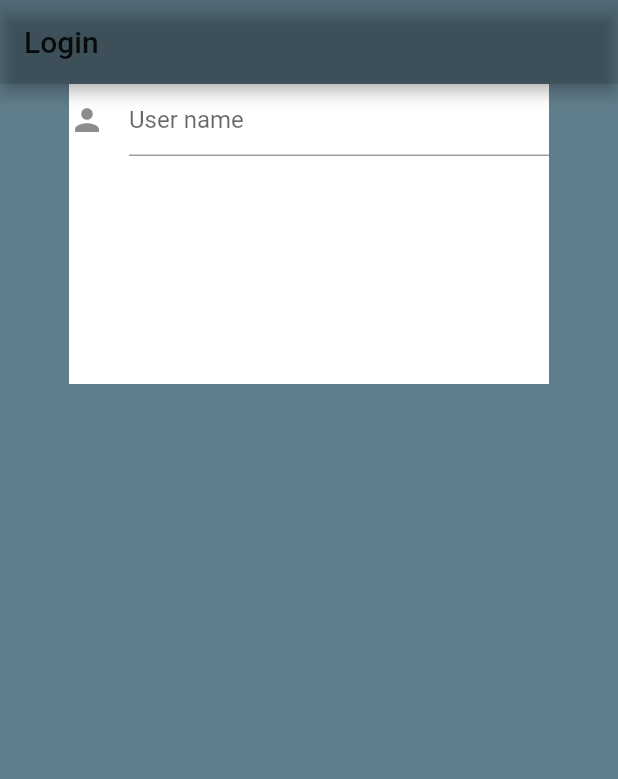
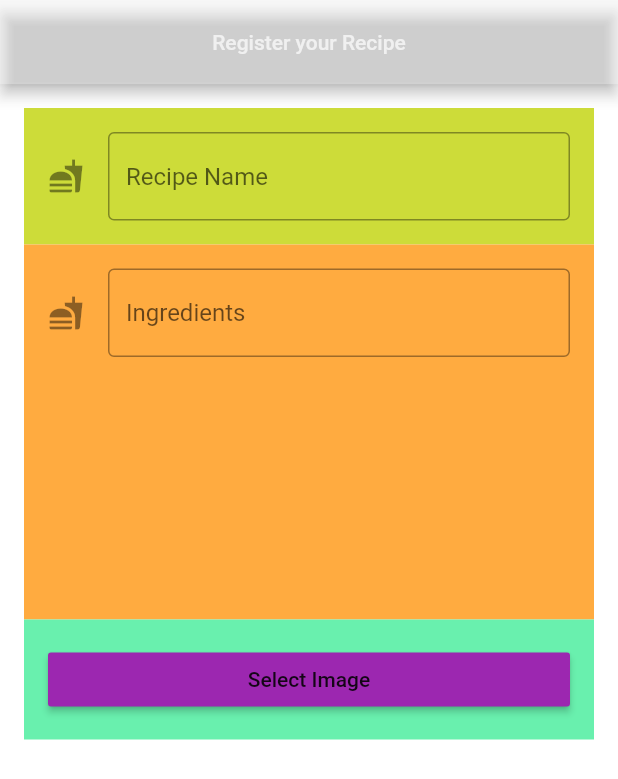
Before and after one commit to devCharles/receiper-flutter, a Flutter app: the Register screen opened directly, on a phone screen of 412 x 824 dp. Shown: the top 779 px of the screen. Run offline on Flutter 3.47's test engine with Material 2 defaults, Android fonts, the phone set to English and light mode, and no system bars; our stand-ins replace image_picker.

Commit message:
Estructura mas parecida + paquete para imagendes + edicion 'keys' para entrar a la biblioteca en IOS sobre info.plist

```diff
--- a/lib/main.dart
+++ b/lib/main.dart
@@ -1,4 +1,6 @@
 import 'package:flutter/material.dart';
+import 'package:image_picker/image_picker.dart';
+//
 
 void main() {
   runApp(MaterialApp(
@@ -32,11 +34,15 @@ class MyApp extends StatelessWidget {
 
 
 
+//
+//Clases registro
 class Register extends StatefulWidget {
   @override
   _RegisterState createState() => _RegisterState();
 }
 
+
+//
 class _RegisterState extends State<Register> {
 
   final TextEditingController _userController = TextEditingController();
@@ -46,99 +52,163 @@ class _RegisterState extends State<Register> {
     return Scaffold(
 
         appBar: AppBar(
-
-        title: Text("Login"),
-        backgroundColor: Colors.black12,
+          centerTitle: true,
+          title: Text("Register your Recipe",
+            style: TextStyle(
+                color: Colors.white70,
+                fontSize: 14.0
+            ),
+          ),
+          backgroundColor: Colors.white30,
         ),
 
-      backgroundColor: Colors.blueGrey,
-      body: Container(
-          alignment: Alignment.topCenter,
-          child: Column(
+        backgroundColor: Colors.white70,
+        body: ListView(
+          padding: EdgeInsets.all(16.0),
           children: <Widget>[
-//                Image.asset("images/caos.jpg",
-//                    height: 60.0,
-//                    width: 60.0,
-//                    color: Colors.purple
-//                ),
-
-//              Form
             Container(
-                    height: 200.0,
-                    width: 320.0,
-                    color: Colors.white,
-
-                    child: Column(
-                        children: <Widget>[
-                          TextField(
+            color: Colors.lime,
+            padding: EdgeInsets.all(16.0),
+            child: TextField(
+//            onChanged: (string) => debugPrint("Recipe Name"),
+            autofocus: false,
             controller: _userController,
             decoration: InputDecoration(
-                                hintText: "User name", icon: Icon(Icons.person)
+              border: OutlineInputBorder(
+                borderSide: BorderSide(
+                  color: Colors.white70
+                )
               ),
+              hintText: "Recipe Name",
+              icon: Icon(Icons.fastfood),
+              fillColor: Colors.black26
               )
-                        ]
             )
+            ),
 
+            Container(
+              height: 250.0,
+                color: Colors.orangeAccent,
+                padding: EdgeInsets.all(16.0),
+                child: TextField(
+//            onChanged: (string) => debugPrint("Ingredients list"),
+                    autofocus: false,
+                    controller: _userController,
+                    decoration: InputDecoration(
+                        border: OutlineInputBorder(
+                            borderSide: BorderSide(
+                                color: Colors.white70
+                            )
                         ),
-              ])
+                        hintText: "Ingredients",
+                        icon: Icon(Icons.fastfood),
+                        fillColor: Colors.black26
+                    )
+                )
             ),
+
+            Container(
+                color: Colors.greenAccent,
+                padding: EdgeInsets.all(16.0),
+                child: RaisedButton(
+                  onPressed: () => debugPrint("Image selection"),
+                  color: Colors.purple,
+                  splashColor:  Colors.lightGreenAccent,
+                  child: Text("Select Image"),
+                )
+            ),
+
+          ],
+        )
     );
+
   }
 }
 
 
+
+//class _RegisterState extends State<Register> {
 //
-//
-//
-//
-//
-////clases para agregar receta
-//class RegisterRecipe extends MyApp {
-//
+//  final TextEditingController _userController = TextEditingController();
 //
 //  @override
 //  Widget build(BuildContext context) {
+//    return Scaffold(
 //
-////    return Container(
-////      child: Row(
-////      children: <Widget>[
-////          Text("AYY weeeyyyy!")
-////      ],
-////        )
-////      );
+//      appBar: AppBar(
+//        centerTitle: true,
+//        title: Text("Register your Recipe",
+//          style: TextStyle(
+//              color: Colors.white70,
+//              fontSize: 14.0
+//          ),
+//        ),
+//        backgroundColor: Colors.white30,
+//      ),
 //
+//      backgroundColor: Colors.white70,
+//      body: Container(
+//          alignment: Alignment.topCenter,
+//          child: Column(
+//              children: <Widget>[
+////              Form
+//                Container(
+//                    height: 220.0,
+//                    width: 320.0,
+//                    padding: EdgeInsets.only(top:32.0),
+//                    color: Colors.black26,
+//                    child: Column(
+//                      mainAxisAlignment: MainAxisAlignment.,
+//                        children: <Widget>[
+//                          TextField(
+//                            autofocus: true,
+//                            controller: _userController,
+//                            decoration: InputDecoration(
+//                                hintText: "Recipe Name",
+//                                icon: Icon(Icons.fastfood),
+//                                fillColor: Colors.black26
+//                                )
+//                              ),
 //
-//  return Container(
-//      alignment: Alignment.topCenter,
-//      child: Column(
-//          children: <Widget>[
-//            Image.asset("images/caos.jpg",
-//                height: 60.0,
-//                width: 60.0,
-//                color: Colors.purple
-//            ),
+//                          TextField(
+//                              autofocus: false,
+//                              controller: _userController,
+//                              decoration: InputDecoration(
+//                                  hintText: "Recipe Ingredients",
+//                                  icon: Icon(Icons.fastfood),
+//                                  fillColor: Colors.black26
+//                              )
+//                          ),
 //
-////              Form
-//            Container(
-////                heght: 200.0,
-//                width: 320.0,
-//                color: Colors.white,
+//                          TextField(
+//                              autofocus: false,
+//                              controller: _userController,
+//                              decoration: InputDecoration(
+//                                  hintText: "Recipe Instructions",
+//                                  icon: Icon(Icons.fastfood),
+//                                  fillColor: Colors.black26
+//                              )
+//                          ),
 //
-//                child: Column(
-//                    children: <Widget>[
-//                      TextField(
-//                        controller: _userController,
-//                        decoration: InputDecoration(
-//                            hintText: "User name", icon: Icon(Icons.person)
-//                        ),
-//                      )
-//                    ]
-//                )
+////
+////                          new Center(
+////                            child:
+//                            Container(
+//                              margin: const EdgeInsets.all(10.0),
+//                              color: const Color(0xFF00FF00),
+//                              width: 88.0,
+//                              height: 48.0,
+//                            ),
+////                          )
+////
 //
-//            ),
-//          ])
-//  ),
-//
+//                            ],
+//                          ),
+//                        )
+//                      ]
+//                    )
+//                  )
+//                );
 //
 //  }
 //}
--- a/pubspec.yaml
+++ b/pubspec.yaml
@@ -4,6 +4,9 @@ description: A new Flutter application.
 dependencies:
   flutter:
     sdk: flutter
+  image_picker:
+
+
 
   # The following adds the Cupertino Icons font to your application.
   # Use with the CupertinoIcons class for iOS style icons.
@@ -12,6 +15,7 @@ dependencies:
 dev_dependencies:
   flutter_test:
     sdk: flutter
+
 
 
 # For information on the generic Dart part of this file, see the
```
Also changed, not shown: pubspec.lock, 1 other file. Lines whose indentation alone changed are shown as unchanged.
